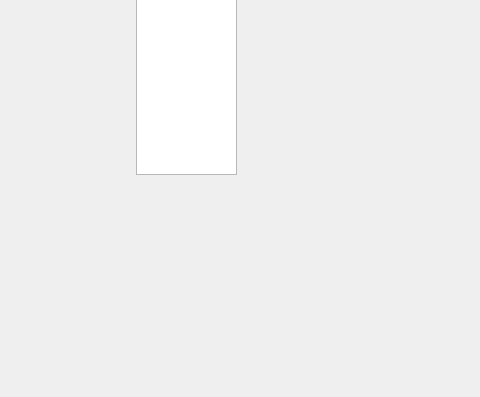
Above: src/apps/terrain_controls_widget.ui from b3h4re/world-gen before the change; both pictures show x 0 to 480 and y 244 to 641 of the 919 by 641 pixel window. Below: the same form after it.
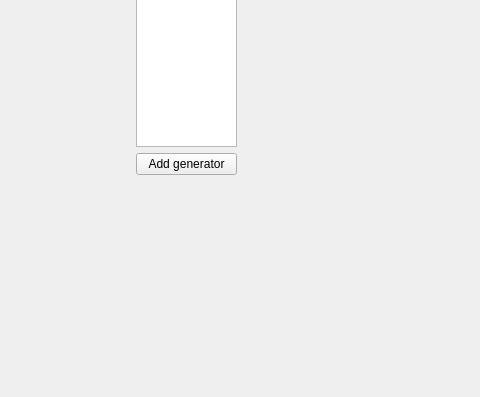
That is the form after the change.

```diff
--- a/src/apps/terrain_controls_widget.ui
+++ b/src/apps/terrain_controls_widget.ui
@@ -126,6 +126,13 @@
        <item>
         <widget class="QListView" name="listView"/>
        </item>
+       <item>
+        <widget class="QPushButton" name="addGeneratorButton">
+         <property name="text">
+          <string>Add generator</string>
+         </property>
+        </widget>
+       </item>
       </layout>
      </widget>
     </widget>
```
